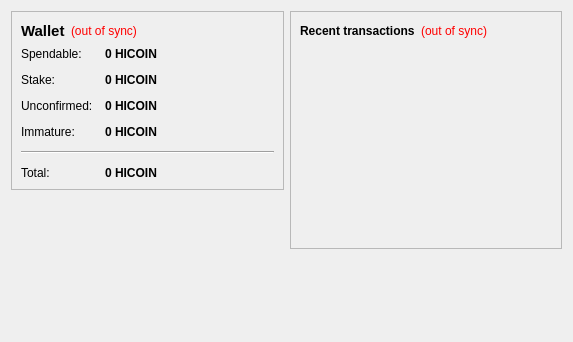
ioying/hicointest, file src/qt/forms/overviewpage.ui: the form before one commit.
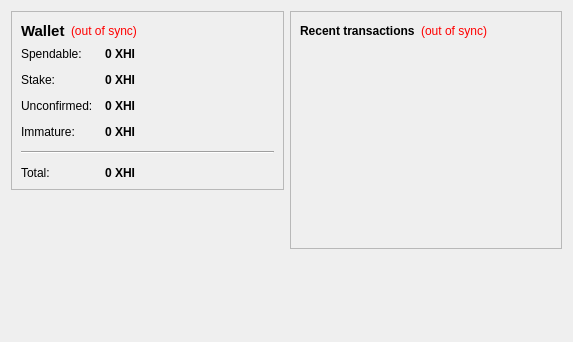
The form after the commit. Icons and pictures are not drawn.

What changed in the file:
```diff
--- a/src/qt/forms/overviewpage.ui
+++ b/src/qt/forms/overviewpage.ui
@@ -105,7 +105,7 @@
              <string>Your current spendable balance</string>
             </property>
             <property name="text">
-             <string notr="true">0 HICOIN</string>
+             <string notr="true">0 XHI</string>
             </property>
             <property name="textInteractionFlags">
              <set>Qt::LinksAccessibleByMouse|Qt::TextSelectableByKeyboard|Qt::TextSelectableByMouse</set>
@@ -134,7 +134,7 @@
              <string>Total of coins that was staked, and do not yet count toward the current balance</string>
             </property>
             <property name="text">
-             <string notr="true">0 HICOIN</string>
+             <string notr="true">0 XHI</string>
             </property>
             <property name="textInteractionFlags">
              <set>Qt::LinksAccessibleByMouse|Qt::TextSelectableByKeyboard|Qt::TextSelectableByMouse</set>
@@ -163,7 +163,7 @@
              <string>Total of transactions that have yet to be confirmed, and do not yet count toward the current balance</string>
             </property>
             <property name="text">
-             <string notr="true">0 HICOIN</string>
+             <string notr="true">0 XHI</string>
             </property>
             <property name="textInteractionFlags">
              <set>Qt::LinksAccessibleByMouse|Qt::TextSelectableByKeyboard|Qt::TextSelectableByMouse</set>
@@ -189,7 +189,7 @@
              <string>Mined balance that has not yet matured</string>
             </property>
             <property name="text">
-             <string notr="true">0 HICOIN</string>
+             <string notr="true">0 XHI</string>
             </property>
             <property name="textInteractionFlags">
              <set>Qt::LinksAccessibleByMouse|Qt::TextSelectableByKeyboard|Qt::TextSelectableByMouse</set>
@@ -225,7 +225,7 @@
              <string>Your current total balance</string>
             </property>
             <property name="text">
-             <string notr="true">0 HICOIN</string>
+             <string notr="true">0 XHI</string>
             </property>
             <property name="textInteractionFlags">
              <set>Qt::LinksAccessibleByMouse|Qt::TextSelectableByKeyboard|Qt::TextSelectableByMouse</set>
```
